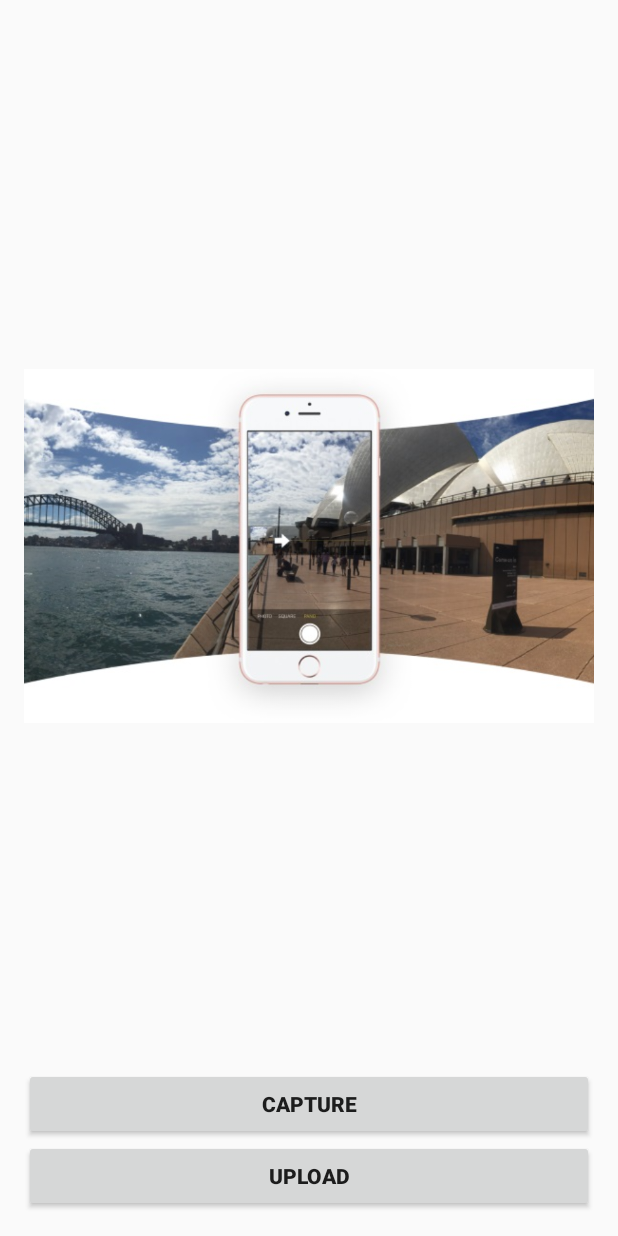
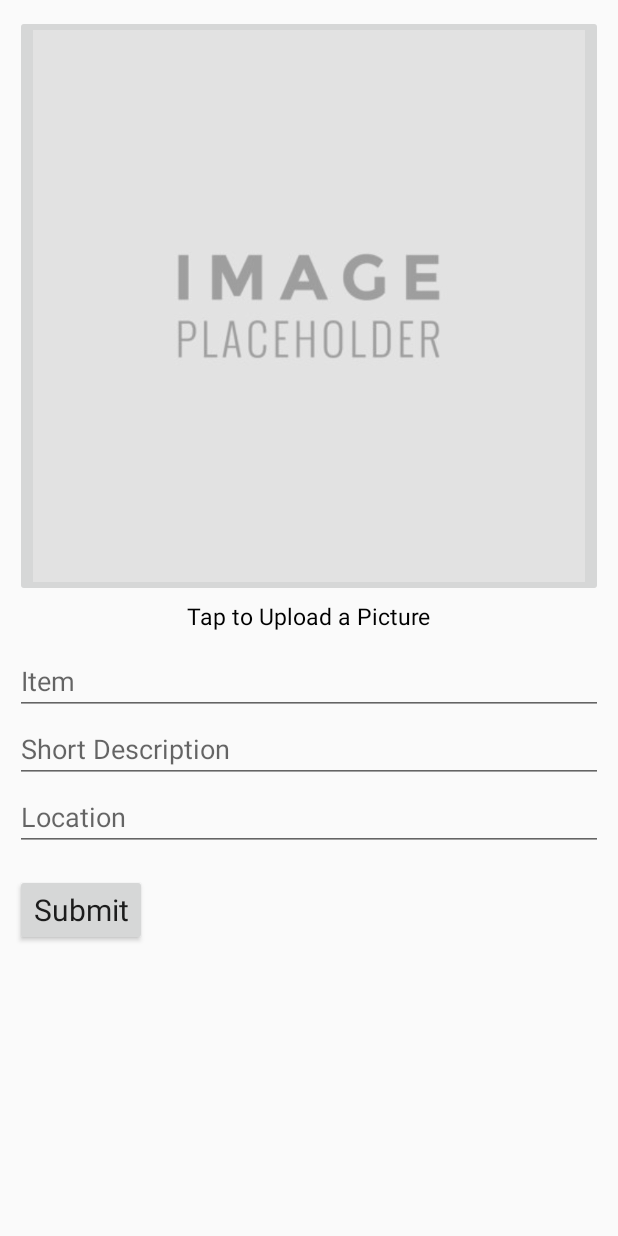
Before and after one commit to neopane97/PIKUP, an Android app: the PostActivity screen opened directly, with no data from a screen before it, after a tap on "UPLOAD", on a phone screen of 412 x 824 dp. Run offline under Robolectric (Android 15) with nearby library versions, the phone set to English and light mode, and no system bars; our stand-ins replace Firebase (no records; nobody signed in at launch, a user with empty details on screens opened directly).

Commit message:
Upload works

```diff
--- a/app/build.gradle
+++ b/app/build.gradle
@@ -39,6 +39,7 @@ dependencies {
 
     // compile 'com.squareup.picasso:picasso:2.5.2'
     // compile 'com.droidninja:filepicker:1.0.0'
+    // compile 'com.android.support.constraint:constraint-layout:1.0.1'
     compile 'com.android.support:appcompat-v7:25.3.0'
     compile 'com.google.firebase:firebase-auth:10.0.1'
     compile 'com.google.firebase:firebase-database:10.0.1'
@@ -48,9 +49,9 @@ dependencies {
     compile 'com.android.support:support-v4:25.3.0'
     compile 'com.android.support:cardview-v7:25.3.0'
     compile 'com.android.support:recyclerview-v7:25.3.0'
-    // compile 'com.android.support.constraint:constraint-layout:1.0.1'
     compile 'com.firebase:firebase-client-android:2.3.1'
     compile 'com.firebaseui:firebase-ui:0.2.0'
     compile 'junit:junit:4.12'
+    compile 'com.android.support.constraint:constraint-layout:1.0.0-beta4'
 }
 apply plugin: 'com.google.gms.google-services'
--- a/app/src/main/java/com/pikup/pash/pikup/PostActivity.java
+++ b/app/src/main/java/com/pikup/pash/pikup/PostActivity.java
@@ -6,12 +6,9 @@ import android.os.Bundle;
 import android.support.v7.app.AppCompatActivity;
 import android.view.View;
 import android.widget.Button;
-import android.widget.Toast;
 
-import com.google.android.gms.tasks.OnSuccessListener;
 import com.google.firebase.storage.FirebaseStorage;
 import com.google.firebase.storage.StorageReference;
-import com.google.firebase.storage.UploadTask;
 
 public class PostActivity extends AppCompatActivity {
 	private StorageReference myStorage;
@@ -40,27 +37,13 @@ public class PostActivity extends AppCompatActivity {
             }
         });
 
-        uploadButton.setOnClickListener(new View.OnClickListener() {
-            @Override
-            public void onClick(View v) {
-                Intent intent = new Intent(Intent.ACTION_PICK);
-                intent.setType("image/*");
-                startActivityForResult(intent, GALLERY_INTENT);
-            }
-        });
+
+		uploadButton.setOnClickListener(new View.OnClickListener() {
+			@Override
+			public void onClick(View v) {
+				startActivity(new Intent(PostActivity.this, UploadImageActivity.class));
+			}
+		});
     }
-    @Override
-    protected void onActivityResult(int requestCode, int resultCode, Intent data) {
-		super.onActivityResult(requestCode, resultCode, data);
-		if (requestCode == GALLERY_INTENT && resultCode == RESULT_OK) {
-			uri = data.getData();
-			StorageReference filepath = myStorage.child("PickUpPhotos").child(uri.getLastPathSegment());
-			filepath.putFile(uri).addOnSuccessListener(new OnSuccessListener<UploadTask.TaskSnapshot>() {
-				@Override
-				public void onSuccess(UploadTask.TaskSnapshot taskSnapshot) {
-					Toast.makeText(PostActivity.this, "Thanks For Giving", Toast.LENGTH_LONG).show();
-				}
-			});
-		}
-	}
+
 }
--- /dev/null
+++ b/app/src/main/java/com/pikup/pash/pikup/UploadImageActivity.java
@@ -0,0 +1,235 @@
+package com.pikup.pash.pikup;
+
+import android.content.Intent;
+import android.net.Uri;
+import android.os.Bundle;
+import android.support.v7.app.AppCompatActivity;
+import android.util.Log;
+import android.view.View;
+import android.widget.Button;
+import android.widget.EditText;
+import android.widget.ImageButton;
+import android.widget.ProgressBar;
+import android.widget.TextView;
+import android.widget.Toast;
+
+import com.google.android.gms.tasks.OnSuccessListener;
+import com.google.firebase.auth.FirebaseAuth;
+import com.google.firebase.database.DatabaseReference;
+import com.google.firebase.database.FirebaseDatabase;
+import com.google.firebase.storage.FirebaseStorage;
+import com.google.firebase.storage.StorageReference;
+import com.google.firebase.storage.UploadTask;
+
+import java.util.Map;
+
+import static android.view.View.GONE;
+
+public class UploadImageActivity extends AppCompatActivity {
+	private DatabaseReference myDB;
+	private StorageReference myStorage;
+	private String image_path;
+
+	private static final int GALLERY_INTENT = 2;
+
+	private ImageButton buttonCaptureImage;
+	private TextView buttonCaptureText;
+	private ProgressBar progressBar;
+	private Button buttonSubmitItem;
+	private Uri uri;
+
+	private EditText postName, postDescr, postLocation;
+
+	@Override
+	protected void onCreate(Bundle savedInstanceState) {
+		super.onCreate(savedInstanceState);
+		setContentView(R.layout.activity_upload);
+
+		myDB = FirebaseDatabase.getInstance().getReference();
+		myStorage = FirebaseStorage.getInstance().getReference();
+
+		buttonCaptureImage = (ImageButton) findViewById(R.id.buttonCaptureImage);
+		progressBar = (ProgressBar) findViewById(R.id.caputeImageProgressbar);
+		progressBar.setVisibility(View.INVISIBLE);
+		buttonCaptureText = (TextView) findViewById(R.id.buttonCaptureText);
+
+		postName = (EditText) findViewById(R.id.post_name);
+		postDescr = (EditText) findViewById(R.id.post_descr);
+		postLocation = (EditText) findViewById(R.id.post_location);
+
+		buttonSubmitItem = (Button) findViewById(R.id.buttonSubmitItem);
+		buttonSubmitItem.setOnClickListener(new View.OnClickListener() {
+			@Override
+			public void onClick(View v) {
+				if (postName.getText() == null) {
+					Toast.makeText(UploadImageActivity.this, "Please enter a name", Toast.LENGTH_SHORT)
+							.show();
+				} else if (postDescr.getText() == null) {
+					Toast.makeText(UploadImageActivity.this, "Please enter a description", Toast.LENGTH_SHORT)
+							.show();
+				} else if (postLocation.getText() == null) {
+					Toast.makeText(UploadImageActivity.this, "Please enter a location", Toast.LENGTH_SHORT)
+							.show();
+				} else {
+					uploadThings();
+				}
+			}
+		});
+
+//        buttonCaptureImage.setOnClickListener(new View.OnClickListener() {
+//            @Override
+//            public void onClick(View v) {
+//                Intent intent = new Intent(Intent.ACTION_PICK);
+//                intent.setType("image/*");
+//                startActivityForResult(intent, GALLERY_INTENT);
+//            }
+//        });
+		buttonCaptureImage.setOnClickListener(new View.OnClickListener() {
+			@Override
+			public void onClick(View v) {
+				Intent intent = new Intent(Intent.ACTION_PICK);
+				intent.setType("image/*");
+				intent.setAction(Intent.ACTION_GET_CONTENT);
+				startActivityForResult(Intent.createChooser(intent, "Select Picture"), GALLERY_INTENT);
+//				File image = null;
+//				try {
+//					image = createImageFile();
+//				} catch (IOException e) {
+//					e.printStackTrace();
+//					finish();
+//				}
+//				if (image != null) {
+//					uri = FileProvider.getUriForFile(UploadImageActivity.this,
+//							"com.example.android.fileprovider",
+//							image);
+//					intent.putExtra(MediaStore.EXTRA_OUTPUT, uri);
+//					List<ResolveInfo> resolveInfos = getApplicationContext()
+//							.getPackageManager()
+//							.queryIntentActivities(intent, PackageManager.MATCH_DEFAULT_ONLY);
+//					for (ResolveInfo ri : resolveInfos) {
+//						String packageName = ri.activityInfo.packageName;
+//						getApplicationContext().grantUriPermission(packageName, uri,
+//								Intent.FLAG_GRANT_WRITE_URI_PERMISSION |
+//										Intent.FLAG_GRANT_READ_URI_PERMISSION);
+//					}
+//					startActivityForResult(intent, GALLERY_INTENT);
+//				}
+			}
+		});
+
+	}
+
+//        @Override
+//    protected void onActivityResult(int requestCode, int resultCode, Intent data) {
+//        super.onActivityResult(requestCode, resultCode, data);
+//        if (requestCode == GALLERY_INTENT && resultCode == RESULT_OK) {
+//            // progressBar.setVisibility(View.VISIBLE);
+//
+//            Uri uri = data.getData();
+//            StorageReference filepath = myStorage.child("PickUpPhotos").child(uri.getLastPathSegment());
+//            filepath.putFile(uri).addOnSuccessListener(new OnSuccessListener<UploadTask.TaskSnapshot>() {
+//                @Override
+//                public void onSuccess(UploadTask.TaskSnapshot taskSnapshot) {
+//                    Toast.makeText(UploadImageActivity.this, "Thanks For Giving", Toast.LENGTH_LONG).show();
+//                    //   progressBar.setVisibility(View.GONE);
+//                }
+//            });
+//        }
+//    }
+
+
+	@Override
+	protected void onActivityResult(int requestCode, int resultCode, Intent data){
+		super.onActivityResult(requestCode, resultCode, data);
+		if (requestCode == GALLERY_INTENT && resultCode == RESULT_OK) {
+			if (data != null) {
+				uri = data.getData();
+				Log.d("URI", "uri is " + uri.toString());
+//				try {
+//					Bitmap bitmap = MediaStore.Images.Media
+//							.getBitmap(getApplicationContext().getContentResolver(), uri);
+//				} catch (IOException e) {
+//					e.printStackTrace();
+//					Toast.makeText(getApplicationContext(), "Check stacktrace", Toast.LENGTH_SHORT)
+//							.show();
+//				}
+			} else {
+
+				Toast.makeText(getApplicationContext(), "Something was null", Toast.LENGTH_SHORT)
+						.show();
+			}
+			buttonCaptureImage.setImageURI(uri);
+			buttonCaptureText.setVisibility(GONE);
+			progressBar.setVisibility(View.VISIBLE);
+		}
+	}
+
+	private String createImageFileName() {
+		return System.currentTimeMillis() / 100 + "";
+	}
+
+
+	private void uploadThings() {
+		image_path = createImageFileName();
+		StorageReference filepath = myStorage.child("PickUpPhotos").child(image_path);
+		filepath.putFile(uri).addOnSuccessListener(new OnSuccessListener<UploadTask.TaskSnapshot>() {
+			@Override
+			public void onSuccess(UploadTask.TaskSnapshot taskSnapshot) { /* nothing */}
+		});
+		String key = myDB.child("Posts").push().getKey();
+//		getApplicationContext().revokeUriPermission(uri,
+//				Intent.FLAG_GRANT_WRITE_URI_PERMISSION |
+//						Intent.FLAG_GRANT_READ_URI_PERMISSION);
+		//noinspection ConstantConditions
+		Post p = new Post(
+				postName.getText().toString(),
+				postDescr.getText().toString(),
+				postLocation.getText().toString(),
+				image_path,
+				FirebaseAuth.getInstance().getCurrentUser().getUid());
+		Map<String, String> pm = p.toMap();
+		Log.d("POST", pm.toString());
+		myDB.child("/Posts/" + key).setValue(pm);
+
+
+		startActivity(new Intent(UploadImageActivity.this, PostActivity.class));
+		Toast.makeText(UploadImageActivity.this, "Thanks for Giving", Toast.LENGTH_LONG).show();
+	}
+
+	@Override
+	protected void onResume() {
+		super.onResume();
+		progressBar.setVisibility(GONE);
+	}
+
+}
+
+
+//        uploadButton.setOnClickListener(new View.OnClickListener() {
+//            @Override
+//            public void onClick(View v) {
+//                Intent intent = new Intent(Intent.ACTION_PICK);
+//                intent.setType("image/*");
+//                startActivityForResult(intent, GALLERY_INTENT);
+//            }
+//        });
+//    }
+//
+//
+//    @Override
+//    protected void onActivityResult(int requestCode, int resultCode, Intent data) {
+//        super.onActivityResult(requestCode, resultCode, data);
+//        if (requestCode == GALLERY_INTENT && resultCode == RESULT_OK) {
+//            // progressBar.setVisibility(View.VISIBLE);
+//
+//            Uri uri = data.getData();
+//            StorageReference filepath = myStorage.child("PickUpPhotos").child(uri.getLastPathSegment());
+//            filepath.putFile(uri).addOnSuccessListener(new OnSuccessListener<UploadTask.TaskSnapshot>() {
+//                @Override
+//                public void onSuccess(UploadTask.TaskSnapshot taskSnapshot) {
+//                    Toast.makeText(PostActivity.this, "Thanks For Giving", Toast.LENGTH_LONG).show();
+//                    //   progressBar.setVisibility(View.GONE);
+//                }
+//            });
+//        }
+//    }
--- /dev/null
+++ b/app/src/main/res/layout/activity_upload.xml
@@ -0,0 +1,120 @@
+<?xml version="1.0" encoding="utf-8"?>
+<ScrollView
+    xmlns:android="http://schemas.android.com/apk/res/android"
+    xmlns:app="http://schemas.android.com/apk/res-auto"
+    xmlns:tools="http://schemas.android.com/tools"
+    android:id="@+id/activity_capture_image"
+    android:layout_width="match_parent"
+    android:layout_height="match_parent"
+    tools:context="com.pikup.pash.pikup.UploadImageActivity">
+
+    <RelativeLayout
+        android:layout_width="match_parent"
+        android:layout_height="match_parent"
+        android:padding="10dp"
+        android:focusable="true"
+        android:focusableInTouchMode="true">
+
+        <FrameLayout
+            android:id="@+id/img_frame"
+            android:layout_width="wrap_content"
+            android:layout_height="wrap_content"
+            android:maxWidth="325dp"
+            android:layout_centerHorizontal="true"
+            android:layout_alignParentTop="true">
+
+            <ProgressBar
+                style="?android:attr/progressBarStyleLarge"
+                android:layout_width="wrap_content"
+                android:layout_height="wrap_content"
+                android:layout_gravity="center"
+                android:id="@+id/caputeImageProgressbar"
+                android:translationZ="4dp"
+                android:visibility="visible"
+                android:indeterminate="true"/>
+
+            <ImageButton
+                android:id="@+id/buttonCaptureImage"
+                android:layout_width="wrap_content"
+                android:layout_height="wrap_content"
+                android:scaleType="centerInside"
+                android:adjustViewBounds="true"
+                android:layout_gravity="center"
+                android:src="@drawable/place"/>
+
+        </FrameLayout>
+
+        <TextView
+            android:id="@+id/buttonCaptureText"
+            android:layout_width="wrap_content"
+            android:layout_height="wrap_content"
+            android:layout_centerHorizontal="true"
+            android:layout_below="@id/img_frame"
+            android:layout_marginTop="2dp"
+            android:text="Tap to Upload a Picture"
+            android:textColor="@android:color/black"
+            android:textSize="15sp"/>
+
+
+        <EditText
+            android:id="@+id/post_name"
+            android:layout_width="match_parent"
+            android:layout_height="wrap_content"
+            android:inputType="textPersonName"
+            android:hint="Item"
+            android:ems="10"
+            android:layout_below="@id/buttonCaptureText"
+            android:layout_marginTop="10dp"
+            android:layout_centerHorizontal="true"/>
+
+
+        <EditText
+            android:id="@+id/post_descr"
+            android:layout_width="match_parent"
+            android:layout_height="wrap_content"
+            android:inputType="textPersonName"
+            android:hint="Short Description"
+            android:ems="10"
+            android:layout_below="@id/post_name"
+            android:layout_centerHorizontal="true"/>
+
+
+        <EditText
+            android:id="@+id/post_location"
+            android:layout_width="match_parent"
+            android:layout_height="wrap_content"
+            android:inputType="number"
+            android:hint="Location"
+            android:ems="10"
+            android:layout_below="@id/post_descr"
+            android:layout_centerHorizontal="true"/>
+
+        <Button
+            android:id="@+id/buttonSubmitItem"
+            android:layout_width="wrap_content"
+            android:layout_height="wrap_content"
+            android:layout_below="@id/post_location"
+            android:layout_marginTop="15dp"
+            android:text="Submit"
+            android:textSize="20sp"
+            android:fontFamily="sans-serif"
+            android:textAllCaps="false"/>
+
+    </RelativeLayout>
+
+    <!--<Button
+        android:text="Capture Image"
+        android:layout_width="match_parent"
+        android:layout_height="wrap_content"
+        android:layout_alignParentTop="true"
+        android:layout_centerHorizontal="true"
+        android:id="@+id/buttonCaptureImage" />-->
+
+    <!--<ImageView
+        android:layout_width="wrap_content"
+        android:layout_height="wrap_content"
+        app:srcCompat="@drawable/common_full_open_on_phone"
+        android:layout_centerVertical="true"
+        android:layout_centerHorizontal="true"
+        android:id="@+id/captureImageView" />-->
+</ScrollView>
```
Also changed, not shown: app/src/main/AndroidManifest.xml (+20 -18 lines), 205 other files.
